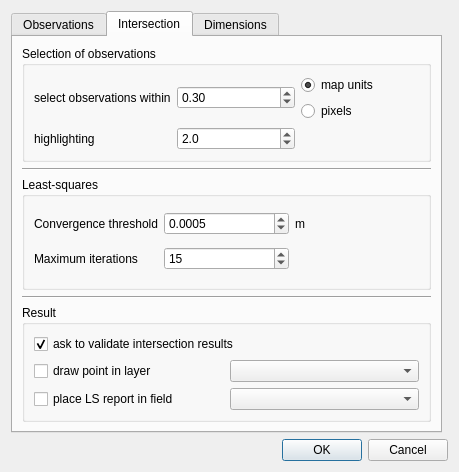
Above: ui/ui_settings.ui from 3nids/intersectit before the change. Below: the same form after it.
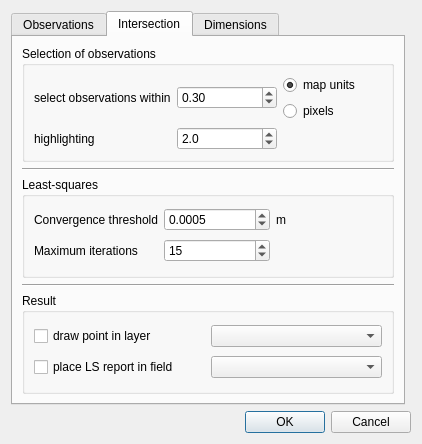
That is the form after the change. The open tabs and pages were chosen to show the change.

Commit message: Use a single dialog to deal with intersections (add/remove obs) and validate them

```diff
--- a/ui/ui_settings.ui
+++ b/ui/ui_settings.ui
@@ -6,8 +6,8 @@
    <rect>
     <x>0</x>
     <y>0</y>
-    <width>459</width>
-    <height>472</height>
+    <width>422</width>
+    <height>444</height>
    </rect>
   </property>
   <property name="windowTitle">
@@ -248,34 +248,24 @@
           <string>Result</string>
          </property>
          <layout class="QGridLayout" name="gridLayout_6">
-          <item row="0" column="0" colspan="2">
-           <widget class="QCheckBox" name="intersecResultConfirm">
-            <property name="text">
-             <string>ask to validate intersection results</string>
-            </property>
-            <property name="checked">
-             <bool>true</bool>
-            </property>
-           </widget>
-          </item>
-          <item row="2" column="0">
+          <item row="1" column="0">
            <widget class="QCheckBox" name="intersecResultPlaceReport">
             <property name="text">
              <string>place LS report in field</string>
             </property>
            </widget>
           </item>
-          <item row="2" column="1">
+          <item row="1" column="1">
            <widget class="QComboBox" name="reportField"/>
           </item>
-          <item row="1" column="0">
+          <item row="0" column="0">
            <widget class="QCheckBox" name="intersecResultPlacePoint">
             <property name="text">
              <string>draw point in layer</string>
             </property>
            </widget>
           </item>
-          <item row="1" column="1">
+          <item row="0" column="1">
            <widget class="QComboBox" name="intersectionLayer"/>
           </item>
          </layout>
```
The commit also changes 11 other files.
